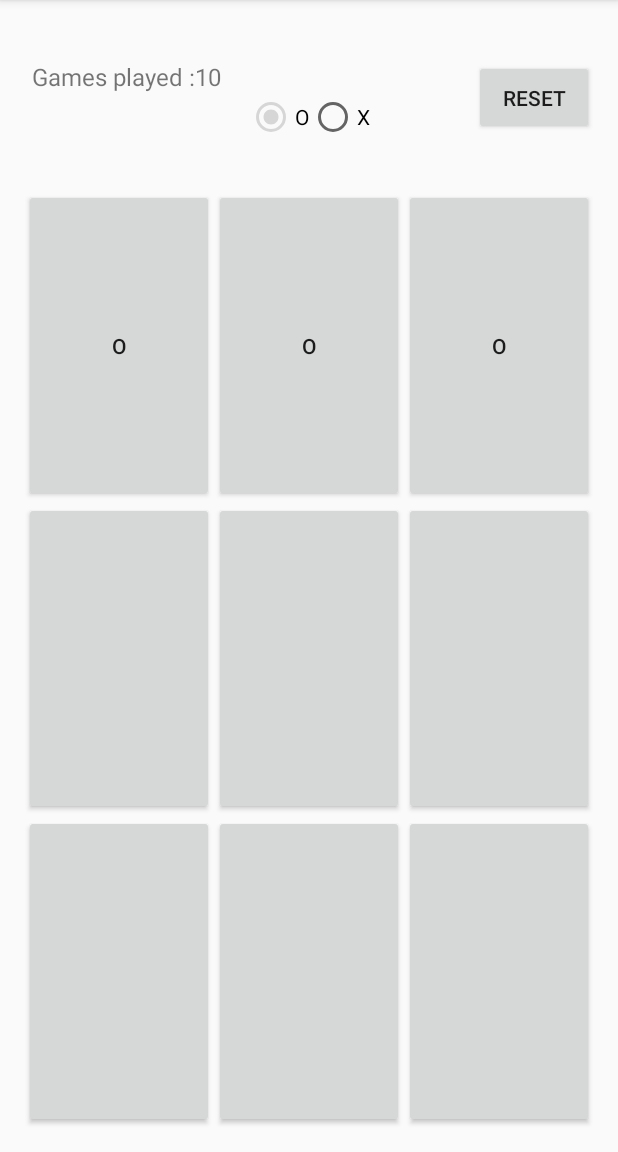
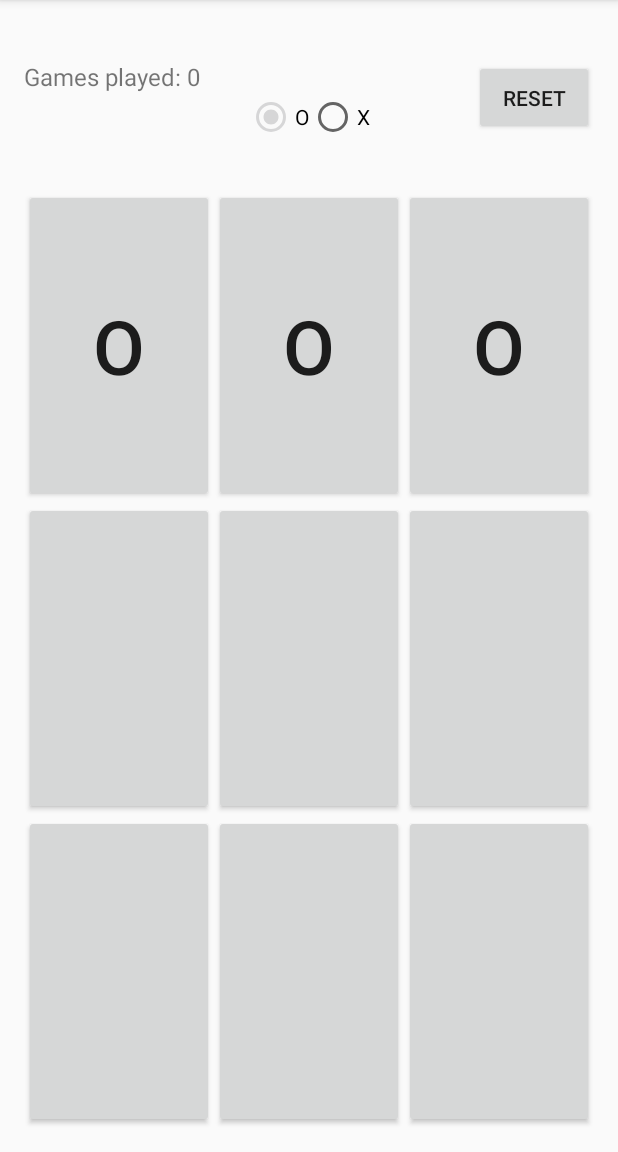
Before and after one commit to Bloodyfool/AndroidTicTacToe, an Android app: the screen it shows after launch (MainActivity), after a tap on an icon or button, on a phone screen of 412 x 824 dp, the part 84-1236 px from its top. Run offline under Robolectric (Android 15) with nearby library versions, the light colour scheme and no system bars; 3 other taps on this screen came first.

Commit message:
Merge branch 'master' of E:\Android\AndroidTicTacToe with conflicts.

```diff
--- a/app/src/main/java/nl/verhoogenvansetten/androidtictactoe/MainActivity.java
+++ b/app/src/main/java/nl/verhoogenvansetten/androidtictactoe/MainActivity.java
@@ -2,7 +2,6 @@ package nl.verhoogenvansetten.androidtictactoe;
 
 import android.content.Intent;
 import android.os.Bundle;
-import android.provider.Settings;
 import android.support.v7.app.AppCompatActivity;
 import android.support.v7.preference.PreferenceManager;
 import android.support.v7.widget.Toolbar;
@@ -12,12 +11,14 @@ import android.view.View;
 import android.widget.Button;
 import android.widget.RadioButton;
 import android.widget.RadioGroup;
+import android.widget.TextView;
 import android.widget.Toast;
 
 public class MainActivity extends AppCompatActivity {
 
     Button button1, button2, button3, button4, button5, button6, button7, button8, button9, onButtonReset;
     Button[] bArray;
+    TextView txtvGamesPlayed;
     char player='O';
     boolean turn = true;
     AI ai = AI.getInstance();
@@ -33,8 +34,11 @@ public class MainActivity extends AppCompatActivity {
         Toolbar toolbar = (Toolbar) findViewById(R.id.toolbar);
         setSupportActionBar(toolbar);
 
+        txtvGamesPlayed = (TextView) findViewById(R.id.txtvGamesPlayed);
+        txtvGamesPlayed.append(" 0");
 
-
+        bArray = new Button[]{button1, button2, button3, button4, button5,
+                button6, button7, button8, button9};
 
         RadioGroup group = (RadioGroup) findViewById(R.id.radioGroup);
         RadioButton radioButtonO = (RadioButton) findViewById(R.id.radioButtonO);
@@ -71,7 +75,6 @@ public class MainActivity extends AppCompatActivity {
         // as you specify a parent activity in AndroidManifest.xml.
         int id = item.getItemId();
 
-        //noinspection SimplifiableIfStatement
         if (id == R.id.action_settings) {
             startActivity(new Intent(this, SettingsActivity.class));
             return true;
--- a/app/src/main/res/layout/fragment_game.xml
+++ b/app/src/main/res/layout/fragment_game.xml
@@ -22,7 +22,8 @@
         grid:layout_columnWeight="1"
         grid:layout_rowWeight="1"
         grid:layout_row="0"
-        grid:layout_column="0" />
+        grid:layout_column="0"
+        android:textSize="50sp" />
 
     <Button
         android:layout_width="wrap_content"
@@ -32,7 +33,8 @@
         grid:layout_columnWeight="1"
         grid:layout_rowWeight="1"
         grid:layout_column="1"
-        grid:layout_row="0" />
+        grid:layout_row="0"
+        android:textSize="50sp" />
 
     <Button
         android:layout_width="wrap_content"
@@ -42,7 +44,8 @@
         grid:layout_columnWeight="1"
         grid:layout_rowWeight="1"
         grid:layout_column="2"
-        grid:layout_row="0" />
+        grid:layout_row="0"
+        android:textSize="50sp" />
 
     <Button
         android:layout_width="wrap_content"
@@ -52,7 +55,8 @@
         grid:layout_columnWeight="1"
         grid:layout_rowWeight="1"
         grid:layout_column="0"
-        grid:layout_row="1" />
+        grid:layout_row="1"
+        android:textSize="50sp" />
 
     <Button
         android:layout_width="wrap_content"
@@ -62,7 +66,8 @@
         grid:layout_columnWeight="1"
         grid:layout_rowWeight="1"
         grid:layout_column="1"
-        grid:layout_row="1" />
+        grid:layout_row="1"
+        android:textSize="50sp" />
 
     <Button
         android:layout_width="wrap_content"
@@ -72,7 +77,8 @@
         grid:layout_columnWeight="1"
         grid:layout_rowWeight="1"
         grid:layout_column="2"
-        grid:layout_row="1" />
+        grid:layout_row="1"
+        android:textSize="50sp" />
 
     <Button
         android:layout_width="wrap_content"
@@ -82,7 +88,8 @@
         grid:layout_columnWeight="1"
         grid:layout_rowWeight="1"
         grid:layout_column="0"
-        grid:layout_row="2" />
+        grid:layout_row="2"
+        android:textSize="50sp" />
 
     <Button
         android:layout_width="wrap_content"
@@ -92,7 +99,8 @@
         grid:layout_columnWeight="1"
         grid:layout_rowWeight="1"
         grid:layout_row="2"
-        grid:layout_column="1" />
+        grid:layout_column="1"
+        android:textSize="50sp" />
 
     <Button
         android:layout_width="wrap_content"
@@ -102,6 +110,7 @@
         grid:layout_columnWeight="1"
         grid:layout_rowWeight="1"
         grid:layout_column="2"
-        grid:layout_row="2" />
+        grid:layout_row="2"
+        android:textSize="50sp" />
 
 </android.support.v7.widget.GridLayout>
--- a/app/src/main/res/layout/fragment_information.xml
+++ b/app/src/main/res/layout/fragment_information.xml
@@ -11,48 +11,17 @@
     tools:showIn="@layout/activity_main"
     android:orientation="horizontal">
 
-<RelativeLayout
-    android:layout_width="wrap_content"
-    android:layout_height="wrap_content"
-    android:id="@+id/relativeLayout">
-
-
-    <LinearLayout
+    <TextView
         android:layout_width="wrap_content"
         android:layout_height="wrap_content"
-        android:orientation="horizontal"
-        android:layout_marginLeft="5dp"
-        android:layout_marginRight="5dp"
-        android:id="@+id/LinerLayout">
-
-        <TextView
-            android:layout_width="wrap_content"
-            android:layout_height="wrap_content"
-            android:id="@+id/amountOfGamesPlayedText"
-            android:text="Games played :"
-            android:textSize="16dp"
-            android:layout_alignBottom="@+id/onButtonReset"
-            android:layout_alignParentLeft="true"
-            android:layout_alignParentStart="true" />
-
-
-        <TextView
-            android:layout_width="wrap_content"
-            android:layout_height="wrap_content"
-            android:id="@+id/amountOfGamesPlayed"
-            android:textSize="16dp"
-            android:text="10"
-            android:layout_alignParentLeft="true"
-            android:layout_alignParentStart="true" />
-    </LinearLayout>
-
-</RelativeLayout>
-
+        android:id="@+id/txtvGamesPlayed"
+        android:text="@string/games_played"
+        android:textSize="16sp" />
 
     <Button
         android:layout_width="80dp"
         android:layout_height="50dp"
-        android:text="Reset"
+        android:text="@string/reset"
         android:id="@+id/onButtonReset"
         android:onClick="onButtonReset"
         android:layout_alignParentTop="true"
@@ -64,11 +33,12 @@
         android:layout_width="wrap_content"
         android:layout_height="wrap_content"
         android:orientation="horizontal"
-        android:layout_below="@+id/relativeLayout"
+        android:layout_below="@+id/txtvGamesPlayed"
         android:layout_centerHorizontal="true">
+
         <RadioButton
             android:id="@+id/radioButtonO"
-            android:text="O"
+            android:text="@string/o"
             android:layout_width="wrap_content"
             android:layout_height="wrap_content"
             android:onClick="onRadioButtonClicked"
@@ -76,7 +46,7 @@
 
         <RadioButton
             android:id="@+id/radioButtonX"
-            android:text="X"
+            android:text="@string/x"
             android:layout_width="wrap_content"
             android:layout_height="wrap_content"
             android:layout_weight="1"
--- a/app/src/main/res/values/strings.xml
+++ b/app/src/main/res/values/strings.xml
@@ -64,4 +64,8 @@
         <item>O</item>
     </string-array>
     <string name="pref_theme">Theme</string>
+    <string name="reset" translatable="false">Reset</string>
+    <string name="o" translatable="false">O</string>
+    <string name="x" translatable="false">X</string>
+    <string name="games_played">Games played:</string>
 </resources>
```
Also changed, not shown: 1 other file.
